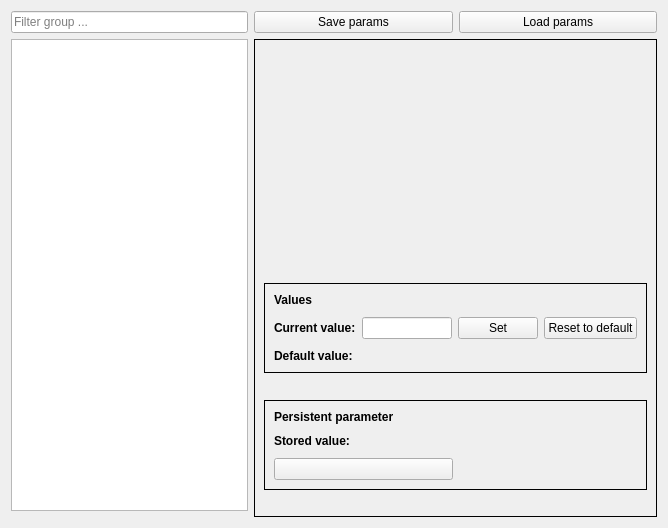
Before: the Qt Designer form src/cfclient/ui/tabs/paramTab.ui in bitcraze/crazyflie-clients-python, drawn with Qt 5.
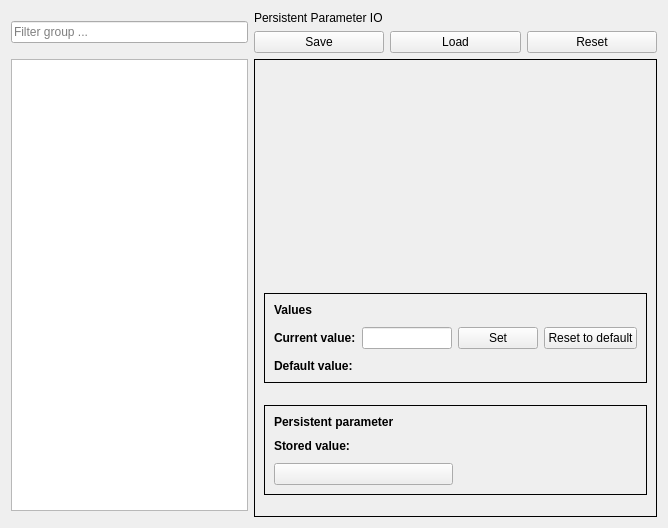
After: the same form once the commit is applied.

Commit message: Introduce stored parameter reset

```diff
--- a/src/cfclient/ui/tabs/paramTab.ui
+++ b/src/cfclient/ui/tabs/paramTab.ui
@@ -22,24 +22,6 @@
     </item>
     <item row="1" column="0">
         <widget class="QTreeView" name="paramTree"/>
-   </item>
-    <item row="0" column="1">
-        <layout class="QGridLayout" name="paramLoaderLayout">
-            <item row="0" column="0">
-                <widget class="QPushButton" name="_save_param_button">
-                    <property name="text">
-                        <string>Save params</string>
-                    </property>
-                </widget>
-            </item>
-            <item row="0" column="1">
-                <widget class="QPushButton" name="_load_param_button">
-                    <property name="text">
-                        <string>Load params</string>
-                    </property>
-                </widget>
-            </item>
-        </layout>
     </item>
    <item row="1" column="1" rowspan="2">
     <widget class="QFrame" name="paramDetails">
@@ -200,6 +182,42 @@
         </layout>
     </widget>
    </item>
+   <item row="0" column="1">
+    <layout class="QVBoxLayout" name="verticalLayout">
+     <item>
+      <widget class="QLabel" name="label">
+       <property name="text">
+        <string>Persistent Parameter IO</string>
+       </property>
+      </widget>
+     </item>
+     <item>
+      <layout class="QHBoxLayout" name="horizontalLayout">
+       <item>
+        <widget class="QPushButton" name="_save_param_button">
+         <property name="text">
+          <string>Save</string>
+         </property>
+        </widget>
+       </item>
+       <item>
+        <widget class="QPushButton" name="_load_param_button">
+         <property name="text">
+          <string>Load</string>
+         </property>
+        </widget>
+       </item>
+       <item>
+        <widget class="QPushButton" name="_reset_param_button">
+         <property name="text">
+          <string>Reset</string>
+         </property>
+        </widget>
+       </item>
+      </layout>
+     </item>
+    </layout>
+   </item>
   </layout>
  </widget>
  <resources/>
```
The commit also changes 1 other file.
